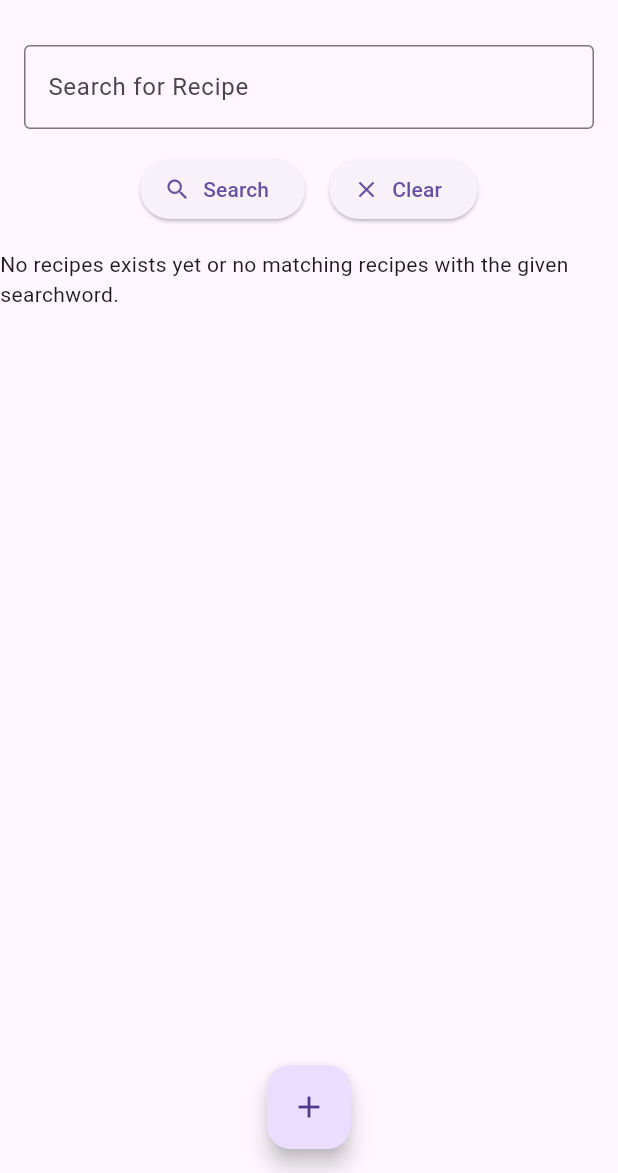
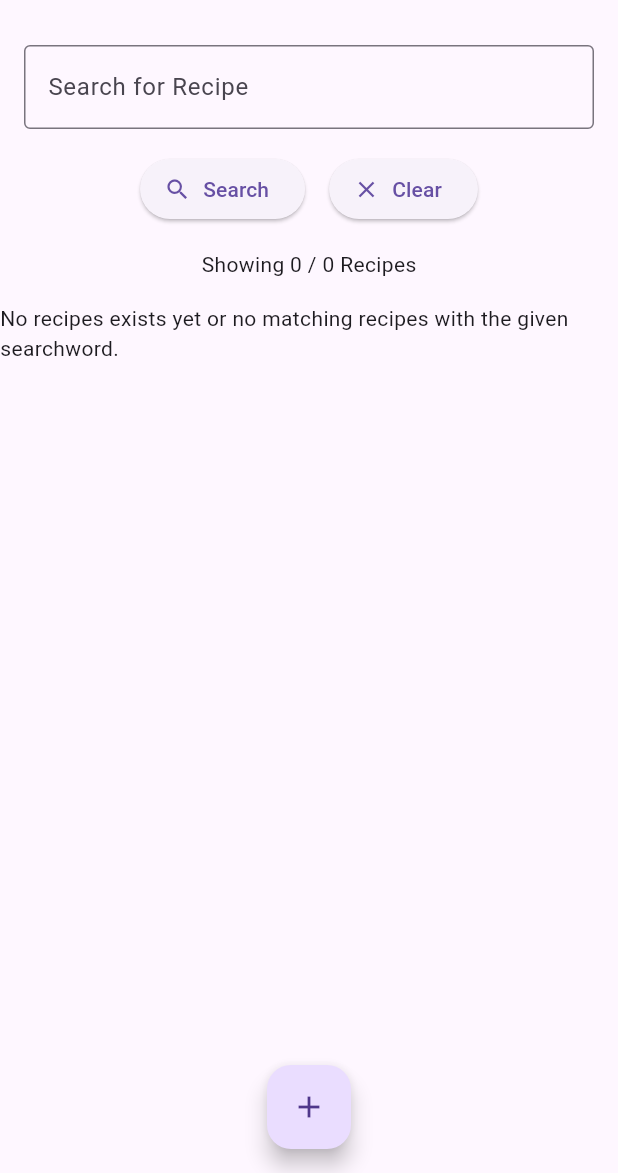
Before and after one commit to JuhanaTa/flutter_recipe_book, a Flutter app: the screen it shows after launch, on a phone screen of 412 x 824 dp, the part 63-1236 px from its top. Run offline on Flutter 3.47's test engine with Material 3 defaults, Android fonts, the phone set to English and light mode, and no system bars; drawn by our look-alikes of flutter_form_builder; our stand-ins replace form_builder_validators, get, hive_ce_flutter; accounts and stored records are empty.

Commit message:
added recipe statistic

```diff
--- a/lib/widgets/recipe_search_widget.dart
+++ b/lib/widgets/recipe_search_widget.dart
@@ -40,7 +40,7 @@ class RecipeSearchWidget extends StatelessWidget {
               ),
             ),
           ),
-          Padding(padding: EdgeInsets.all(8)),
+          const SizedBox(height: 16),
           Row(mainAxisAlignment: MainAxisAlignment.center, children: [
             ElevatedButton.icon(
               onPressed: _search,
@@ -53,7 +53,11 @@ class RecipeSearchWidget extends StatelessWidget {
               label: Text("Clear"),
               icon: const Icon(Icons.clear),
             ),
-          ])
+          ]),
+          const SizedBox(height: 16),
+          Obx(()=>
+            Text("Showing ${controller.filteredRecipes.length} / ${controller.recipes.length} Recipes")
+          )
         ],
       ),
     );
```
